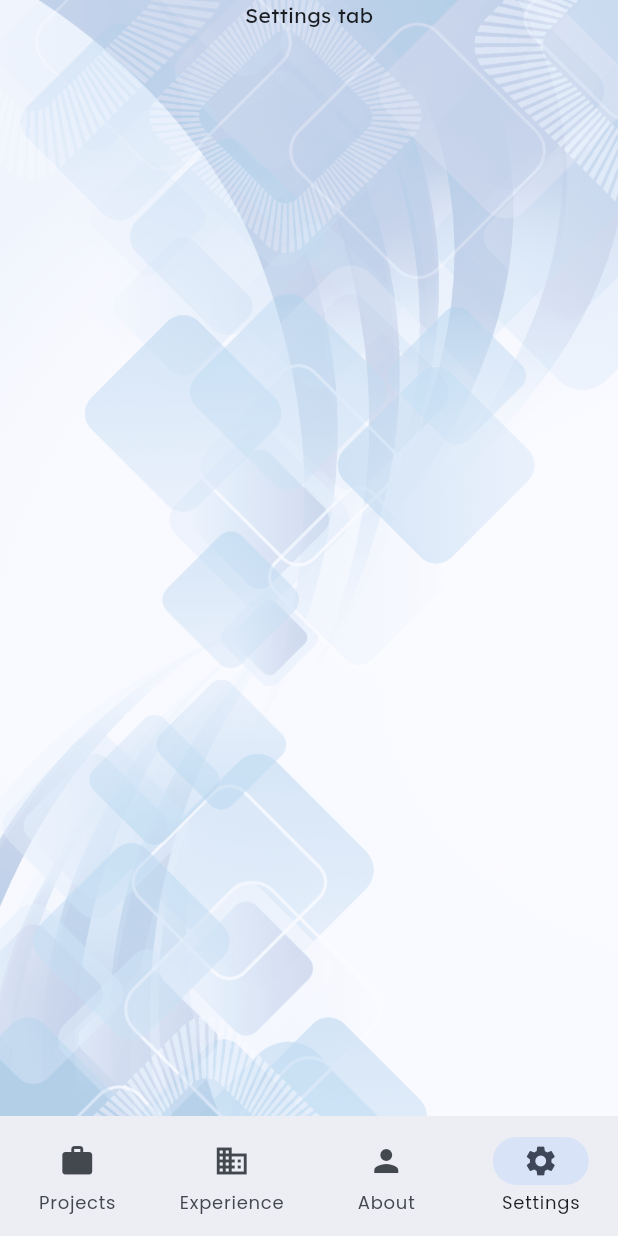
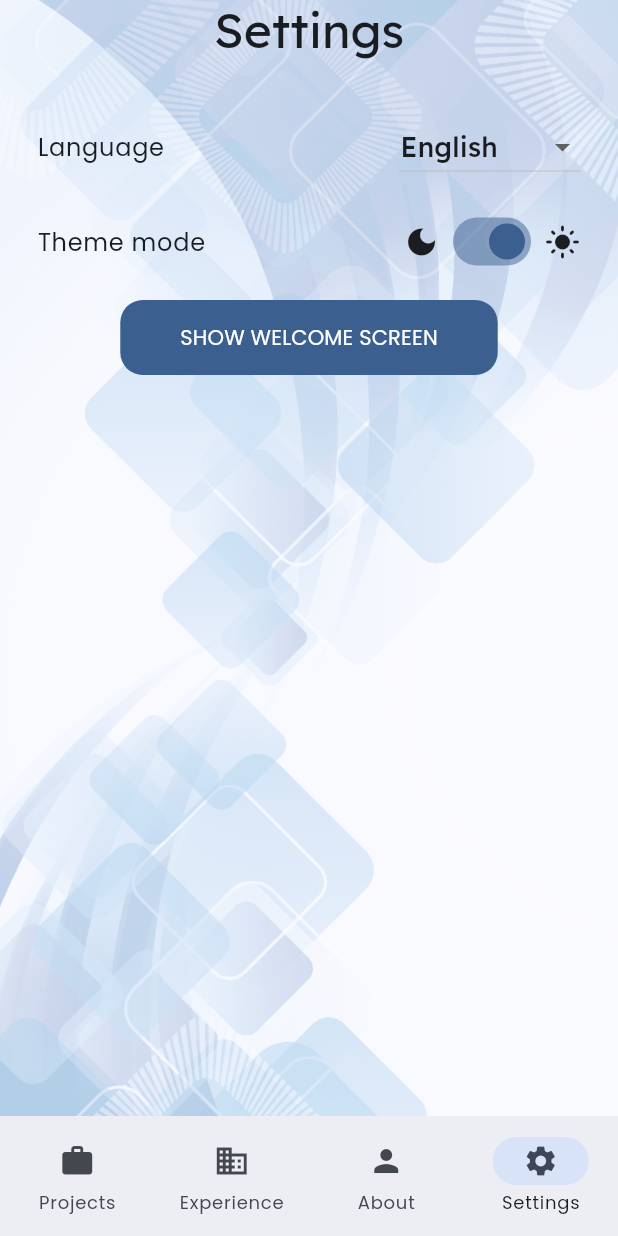
Before and after one commit to vadimbarda/portfolio_flutter, a Flutter app: the LandingScreen screen opened directly with empty values, item 4 of the bottom bar chosen, on a phone screen of 412 x 824 dp. Run offline on Flutter 3.47's test engine with Material 3 defaults, Android fonts, the phone set to English and light mode, and no system bars; our stand-ins replace audioplayers, equatable, flutter_bloc, flutter_native_splash and 1 more; accounts and stored records are empty; generated files the repository leaves out were written again.

Commit message:
settings screen

```diff
--- a/l10n/intl_en.arb
+++ b/l10n/intl_en.arb
@@ -1,6 +1,9 @@
 {
   "@@locale": "en",
   "buttonNext": "Next",
+  "buttonShowWelcomeScreen": "Show welcome screen",
+  "settingsLanguage": "Language",
+  "settingsThemeMode": "Theme mode",
   "tabAbout": "About",
   "tabExperience": "Experience",
   "tabProjects": "Projects",
--- a/l10n/intl_uk.arb
+++ b/l10n/intl_uk.arb
@@ -1,6 +1,9 @@
 {
   "@@locale": "uk",
   "buttonNext": "Далі",
+  "buttonShowWelcomeScreen": "Показати вітальний екран",
+  "settingsLanguage": "Мова",
+  "settingsThemeMode": "Кольорова тема",
   "tabAbout": "Про мене",
   "tabExperience": "Досвід",
   "tabProjects": "Проекти",
--- /dev/null
+++ b/lib/config/app_theme.dart
@@ -0,0 +1,47 @@
+import 'package:flutter/material.dart';
+
+import 'typography.dart';
+
+final class AppTheme {
+  AppTheme(this.mode);
+
+  final ThemeMode mode;
+  final mainColor = Color.fromARGB(255, 50, 100, 160);
+
+  Brightness get brightness {
+    return mode == ThemeMode.dark ? Brightness.dark : Brightness.light;
+  }
+
+  ButtonStyle get buttonStyle {
+    return ButtonStyle(
+      padding: MaterialStateProperty.all<EdgeInsetsGeometry>(
+        EdgeInsets.symmetric(horizontal: 40, vertical: 15),
+      ),
+      shape: MaterialStateProperty.all<OutlinedBorder>(
+        RoundedRectangleBorder(
+          borderRadius: BorderRadius.all(Radius.circular(15)),
+        ),
+      ),
+    );
+  }
+
+  ThemeData get theme {
+    return ThemeData(
+      colorScheme: ColorScheme.fromSeed(
+        brightness: brightness,
+        seedColor: mainColor,
+      ),
+      useMaterial3: true,
+      textTheme: textTheme,
+      elevatedButtonTheme: ElevatedButtonThemeData(
+        style: buttonStyle,
+      ),
+      filledButtonTheme: FilledButtonThemeData(
+        style: buttonStyle,
+      ),
+      outlinedButtonTheme: OutlinedButtonThemeData(
+        style: buttonStyle,
+      ),
+    );
+  }
+}
--- a/lib/config/consts.dart
+++ b/lib/config/consts.dart
@@ -1,2 +1,4 @@
-const paddingLarge = 30.0;
-const pagePadding = 24.0;
+const paddingLarge = 35.0;
+const paddingMiddle = 25.0;
+const paddingSmall = 15.0;
+const pagePadding = 25.0;
--- a/lib/config/theme.dart
+++ /dev/null
@@ -1,44 +0,0 @@
-import 'package:flutter/material.dart';
-
-import 'typography.dart';
-
-const _mainColor = Color(0xFF3368AF);
-const _buttonPadding = EdgeInsets.symmetric(horizontal: 30);
-const _buttonBorder = const RoundedRectangleBorder(
-  borderRadius: BorderRadius.all(Radius.circular(10)),
-);
-final _buttonStyle = ButtonStyle(
-  padding: MaterialStateProperty.all<EdgeInsetsGeometry>(_buttonPadding),
-  shape: MaterialStateProperty.all<OutlinedBorder>(_buttonBorder),
-  elevation: MaterialStateProperty.all<double>(3),
-);
-
-ThemeData lightTheme = ThemeData(
-  colorScheme: ColorScheme.fromSeed(
-    brightness: Brightness.light,
-    seedColor: _mainColor,
-  ),
-  useMaterial3: true,
-  textTheme: textTheme,
-  elevatedButtonTheme: ElevatedButtonThemeData(
-    style: _buttonStyle,
-  ),
-  filledButtonTheme: FilledButtonThemeData(
-    style: _buttonStyle,
-  ),
-);
-
-ThemeData darkTheme = ThemeData(
-  colorScheme: ColorScheme.fromSeed(
-    brightness: Brightness.dark,
-    seedColor: _mainColor,
-  ),
-  useMaterial3: true,
-  textTheme: textTheme,
-  elevatedButtonTheme: ElevatedButtonThemeData(
-    style: _buttonStyle,
-  ),
-  filledButtonTheme: FilledButtonThemeData(
-    style: _buttonStyle,
-  ),
-);
--- a/lib/src/app.dart
+++ b/lib/src/app.dart
@@ -1,7 +1,7 @@
 import 'package:flutter/material.dart';
 import 'package:flutter_localizations/flutter_localizations.dart';
 
-import '../config/theme.dart';
+import '../config/app_theme.dart';
 import '../generated/l10n.dart';
 import 'blocks/app_loader.dart/app_loader_cubit.dart';
 import 'blocks/app_loader.dart/app_loader_state.dart';
@@ -35,8 +35,7 @@ class App extends StatelessWidget {
               ],
               supportedLocales: Strings.delegate.supportedLocales,
               locale: settings.locale,
-              theme: lightTheme,
-              darkTheme: darkTheme,
+              theme: AppTheme(settings.mode).theme,
               themeMode: settings.mode,
               debugShowCheckedModeBanner: false,
               home: settings.onboarded
--- a/lib/src/components/settings/settings_tab.dart
+++ b/lib/src/components/settings/settings_tab.dart
@@ -1,4 +1,11 @@
 import 'package:flutter/material.dart';
+import 'package:flutter_bloc/flutter_bloc.dart';
+
+import '../../../config/consts.dart';
+import '../../blocks/settings/settings_cubit.dart';
+import '../../extensions/context.dart';
+import 'language_picker.dart';
+import 'theme_switcher.dart';
 
 class SettingsTab extends StatelessWidget {
   const SettingsTab({super.key});
@@ -7,7 +14,43 @@ class SettingsTab extends StatelessWidget {
   Widget build(BuildContext context) {
     return Column(
       children: [
-        Text('Settings tab'),
+        Padding(
+          padding: const EdgeInsets.only(bottom: paddingLarge),
+          child: Text(
+            context.strings.tabSettings,
+            style: context.textTheme.displaySmall,
+          ),
+        ),
+        Padding(
+          padding: const EdgeInsets.only(bottom: paddingSmall),
+          child: Row(
+            mainAxisAlignment: MainAxisAlignment.spaceBetween,
+            children: [
+              Text(
+                context.strings.settingsLanguage,
+                style: context.textTheme.bodyLarge,
+              ),
+              LanguagePicker()
+            ],
+          ),
+        ),
+        Padding(
+          padding: const EdgeInsets.only(bottom: paddingSmall),
+          child: Row(
+            mainAxisAlignment: MainAxisAlignment.spaceBetween,
+            children: [
+              Text(
+                context.strings.settingsThemeMode,
+                style: context.textTheme.bodyLarge,
+              ),
+              ThemeSwitcher()
+            ],
+          ),
+        ),
+        FilledButton(
+          child: Text(context.strings.buttonShowWelcomeScreen.toUpperCase()),
+          onPressed: () => context.read<SettingsCubit>().setOnboarded(false),
+        )
       ],
     );
   }
--- /dev/null
+++ b/lib/src/components/settings/theme_switcher.dart
@@ -0,0 +1,34 @@
+import 'package:flutter/material.dart';
+import 'package:flutter_bloc/flutter_bloc.dart';
+
+import '../../blocks/settings/settings_cubit.dart';
+import '../../extensions/context.dart';
+
+class ThemeSwitcher extends StatelessWidget {
+  const ThemeSwitcher({super.key});
+
+  @override
+  Widget build(BuildContext context) {
+    final settingsCubit = context.watch<SettingsCubit>();
+    return Row(
+      children: [
+        const Icon(Icons.dark_mode),
+        Padding(
+          padding: const EdgeInsets.symmetric(horizontal: 5),
+          child: Switch.adaptive(
+            activeColor: context.colors.primary,
+            value: settingsCubit.state.mode == ThemeMode.light,
+            onChanged: (v) {
+              if (v) {
+                settingsCubit.setMode(ThemeMode.light);
+              } else {
+                settingsCubit.setMode(ThemeMode.dark);
+              }
+            },
+          ),
+        ),
+        const Icon(Icons.light_mode),
+      ],
+    );
+  }
+}
--- a/lib/src/extensions/context.dart
+++ b/lib/src/extensions/context.dart
@@ -5,3 +5,11 @@ import '../../generated/l10n.dart';
 extension StringsExtension on BuildContext {
   Strings get strings => Strings.of(this);
 }
+
+extension TypographyExtension on BuildContext {
+  TextTheme get textTheme => Theme.of(this).textTheme;
+}
+
+extension ColorSchemeExtension on BuildContext {
+  ColorScheme get colors => Theme.of(this).colorScheme;
+}
```
Also changed, not shown: lib/src/screens/welcome_screen.dart (+15 -17 lines).
